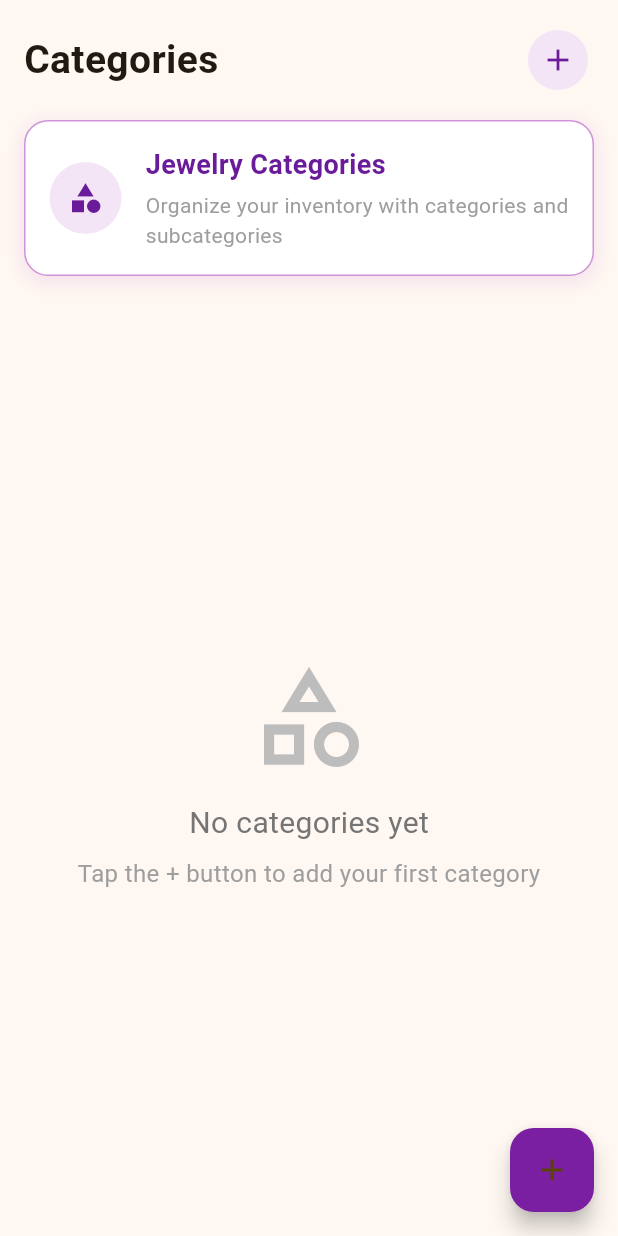
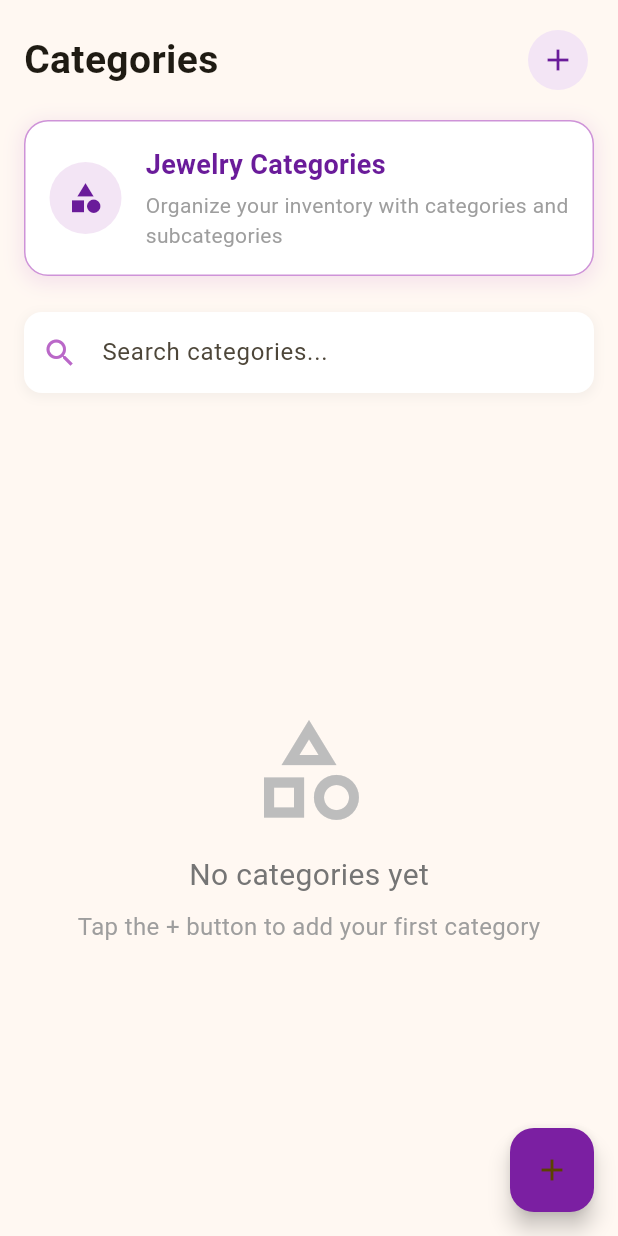
Before and after one commit to kali23041/kasbill-frontend, a Flutter app: the AddCategoryPage screen opened directly, on a phone screen of 412 x 824 dp. Run offline on Flutter 3.47's test engine with Material 3 defaults, Android fonts, the phone set to English and light mode, and no system bars; our stand-ins replace cloud_firestore, firebase_auth, firebase_core, google_sign_in; accounts and stored records are empty; network calls fail.

Commit message:
Update add_category_page.dart

```diff
--- a/lib/pages/inventory/add_category_page.dart
+++ b/lib/pages/inventory/add_category_page.dart
@@ -23,6 +23,10 @@ class _AddCategoryPageState extends State<AddCategoryPage> {
   bool _isEditing = false;
   String? _editingCategoryId;
 
+  // Add search controller
+  final TextEditingController _searchController = TextEditingController();
+  String _searchQuery = '';
+
   @override
   void dispose() {
     _categoryNameController.dispose();
@@ -30,6 +34,7 @@ class _AddCategoryPageState extends State<AddCategoryPage> {
     for (var controller in _subCategoryControllers) {
       controller.dispose();
     }
+    _searchController.dispose(); // Dispose search controller
     super.dispose();
   }
 
@@ -556,6 +561,48 @@ class _AddCategoryPageState extends State<AddCategoryPage> {
               ),
               const SizedBox(height: 24),
 
+              // Search Bar
+              Container(
+                margin: const EdgeInsets.only(bottom: 16),
+                decoration: BoxDecoration(
+                  color: Colors.white,
+                  borderRadius: BorderRadius.circular(12),
+                  boxShadow: [
+                    BoxShadow(
+                      color: Colors.grey.withOpacity(0.1),
+                      spreadRadius: 1,
+                      blurRadius: 5,
+                      offset: const Offset(0, 2),
+                    ),
+                  ],
+                ),
+                child: TextField(
+                  controller: _searchController,
+                  decoration: InputDecoration(
+                    hintText: 'Search categories...',
+                    prefixIcon: Icon(Icons.search, color: Colors.purple.shade300),
+                    border: InputBorder.none,
+                    contentPadding: const EdgeInsets.symmetric(vertical: 15),
+                    suffixIcon: _searchQuery.isNotEmpty
+                        ? IconButton(
+                            icon: const Icon(Icons.clear),
+                            onPressed: () {
+                              setState(() {
+                                _searchController.clear();
+                                _searchQuery = '';
+                              });
+                            },
+                          )
+                        : null,
+                  ),
+                  onChanged: (value) {
+                    setState(() {
+                      _searchQuery = value.trim().toLowerCase();
+                    });
+                  },
+                ),
+              ),
+
               // Category list section title
               currentUser != null && currentUser.email != null
                 ? StreamBuilder<QuerySnapshot>(
@@ -638,14 +685,69 @@ class _AddCategoryPageState extends State<AddCategoryPage> {
                           );
                         }
 
-                        final categories = snapshot.data!.docs;
+                        // Filter categories based on search query
+                        final allCategories = snapshot.data!.docs;
+                        final filteredCategories = _searchQuery.isEmpty
+                            ? allCategories
+                            : allCategories.where((doc) {
+                                final category = doc.data() as Map<String, dynamic>;
+                                final name = category['name']?.toString().toLowerCase() ?? '';
+                                final description = category['description']?.toString().toLowerCase() ?? '';
+
+                                // Search in subcategories too
+                                bool matchesSubcategory = false;
+                                final subcategories = category['subcategories'] as List<dynamic>?;
+                                if (subcategories != null) {
+                                  for (var sub in subcategories) {
+                                    if (sub.toString().toLowerCase().contains(_searchQuery)) {
+                                      matchesSubcategory = true;
+                                      break;
+                                    }
+                                  }
+                                }
+
+                                return name.contains(_searchQuery) ||
+                                       description.contains(_searchQuery) ||
+                                       matchesSubcategory;
+                              }).toList();
+
+                        if (filteredCategories.isEmpty) {
+                          return Center(
+                            child: Column(
+                              mainAxisAlignment: MainAxisAlignment.center,
+                              children: [
+                                Icon(
+                                  Icons.search_off,
+                                  size: 70,
+                                  color: Colors.grey.shade400,
+                                ),
+                                const SizedBox(height: 16),
+                                Text(
+                                  'No matching categories',
+                                  style: TextStyle(
+                                    fontSize: 18,
+                                    color: Colors.grey.shade600,
+                                  ),
+                                ),
+                                const SizedBox(height: 8),
+                                Text(
+                                  'Try a different search term',
+                                  style: TextStyle(
+                                    fontSize: 14,
+                                    color: Colors.grey.shade500,
+                                  ),
+                                ),
+                              ],
+                            ),
+                          );
+                        }
 
                         return ListView.builder(
                           padding: EdgeInsets.zero,
-                          itemCount: categories.length,
+                          itemCount: filteredCategories.length,
                           itemBuilder: (context, index) {
-                            final category = categories[index].data() as Map<String, dynamic>;
-                            final categoryId = categories[index].id;
+                            final category = filteredCategories[index].data() as Map<String, dynamic>;
+                            final categoryId = filteredCategories[index].id;
                             final subcategories = category['subcategories'] as List<dynamic>?;
 
                             return Container(
```
